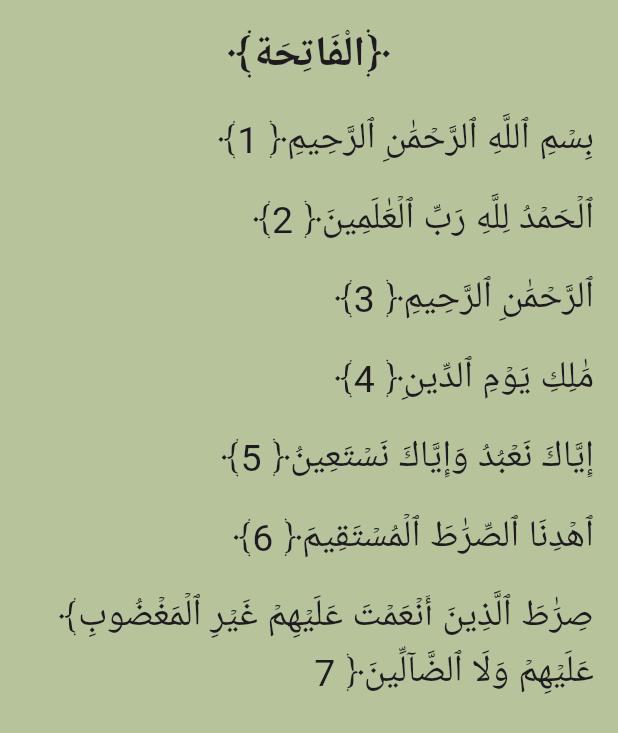
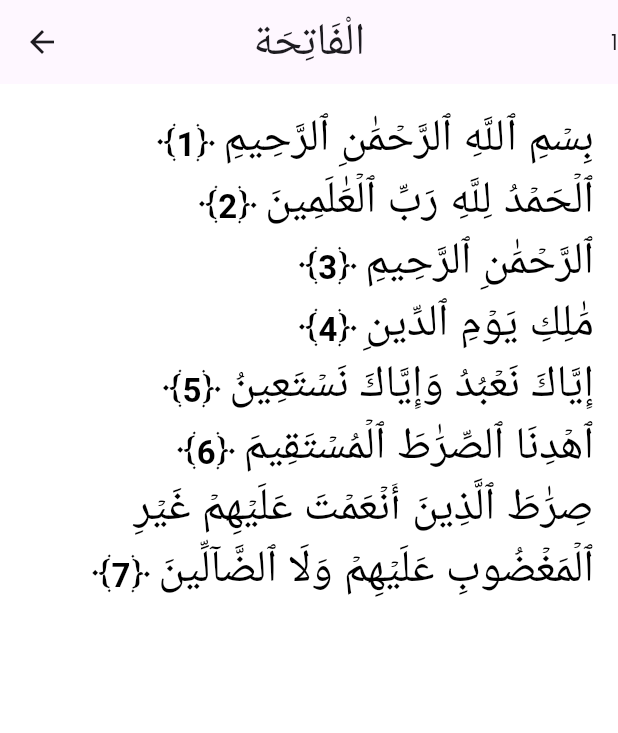
Before and after one commit to taha-majdlawi/quran-app, a Flutter app: the QuranScreen screen opened directly with sample values from the repository, on a phone screen of 412 x 824 dp. Shown: the top 733 px of the screen. Run offline on Flutter 3.47's test engine with Material 3 defaults, Android fonts, the phone set to English and light mode, and no system bars; our stand-ins replace firebase_auth, firebase_core, modal_progress_hud_nsn; accounts and stored records are empty; Roboto replaces fonts that are missing (Amiri Quran, QuranFont); project files that could hold a hidden picture were left out.

Commit message:
create show ayah widget

```diff
--- a/lib/screens/quran_screen.dart
+++ b/lib/screens/quran_screen.dart
@@ -4,6 +4,7 @@ import 'package:flutter/material.dart';
 import 'package:flutter/services.dart';
 import 'package:quran_app/constents.dart';
 import 'package:quran_app/models/surah_model.dart';
+import 'package:quran_app/widgets/show_ayah_widget.dart';
 
 class QuranScreen extends StatefulWidget {
   const QuranScreen({
@@ -45,42 +46,35 @@ class _QuranScreenState extends State<QuranScreen> {
             ),
           )
         : Scaffold(
-
-            backgroundColor: kPrimaryColor,
+            appBar: AppBar(
+              title: Text(
+                surahs[currentIndex].surahName,
+                style: TextStyle(
+                  fontFamily: 'Amiri Quran',
+                  fontSize: 30,
+                ),
+              ),
+              actions: [
+                Text(widget.sura.ayahs[0].pageNumber.toString()),
+              ],
+              centerTitle: true,
+            ),
+            backgroundColor: Colors.white,
             body: PageView.builder(
               controller: _pageController,
               itemCount: surahs.length,
               onPageChanged: (index) {
-
-                  currentIndex = index;
-                  loadSurahData(surahNumber: ++index);
-
+                print(_pageController.page);
+                currentIndex = index;
+                loadSurahData(surahNumber: ++index);
+                setState(() {});
               },
               itemBuilder: (context, index) {
                 SurahModel sura = surahs[index];
 
                 return Padding(
                   padding: EdgeInsets.all(16.0),
-                  child: ListView(
-                    children: [
-                      Text(
-                        '﴾' + sura.surahName + '﴿',
-                        textAlign: TextAlign.center,
-                        style: TextStyle(
-                            fontSize: 28, fontWeight: FontWeight.bold),
-                      ),
-                      SizedBox(height: 10),
-                      ...widget.sura.ayahs!.map((ayah) => Padding(
-                            padding: EdgeInsets.symmetric(vertical: 8.0),
-                            child: Text(
-                              ' ﴾${ayah.text}﴿ ${ayah.ayahNumber}',
-                              textAlign: TextAlign.right,
-                              style: TextStyle(
-                                  fontSize: 25, fontFamily: 'QuranFont'),
-                            ),
-                          )),
-                    ],
-                  ),
+                  child: show_ayah_widget(widget: widget),
                 );
               },
             ),
@@ -104,8 +98,6 @@ class _QuranScreenState extends State<QuranScreen> {
         widget.sura.ayahs.add(Ayah.fromJson(json['verses'][i]));
         print(Ayah.fromJson(json['verses'][i]));
       }
-    }else{
-
-    }
+    } else {}
   }
 }
--- /dev/null
+++ b/lib/widgets/show_ayah_widget.dart
@@ -0,0 +1,52 @@
+
+import 'dart:ui';
+
+import 'package:flutter/material.dart';
+import 'package:quran_app/screens/quran_screen.dart';
+
+class show_ayah_widget extends StatelessWidget {
+  const show_ayah_widget({
+    super.key,
+    required this.widget,
+  });
+
+  final QuranScreen widget;
+
+  @override
+  Widget build(BuildContext context) {
+    return ListView(
+
+      scrollDirection: Axis.vertical,
+      children: [
+        ...widget.sura.ayahs!.map(
+          (ayah) => Padding(
+            padding: EdgeInsets.symmetric(vertical: 0),
+            child: Directionality(
+              // لضمان اتجاه النص من اليمين إلى اليسار
+              textDirection: TextDirection.rtl,
+              child: RichText(
+                textAlign: TextAlign.right,
+                text: TextSpan(
+                  style: TextStyle(
+                      fontSize: 30,
+                      fontFamily: 'Amiri Quran',
+                      color: Colors.black),
+                  children: [
+                    TextSpan(text: ayah.text), // نص الآية
+                    TextSpan(
+                      text:
+                          ' ﴿${ayah.ayahNumber}﴾', // رقم الآية داخل القوسين
+                      style: TextStyle(
+                          fontSize: 22,
+                          fontWeight: FontWeight.bold),
+                    ),
+                  ],
+                ),
+              ),
+            ),
+          ),
+        ),
+      ],
+    );
+  }
+}
--- a/pubspec.yaml
+++ b/pubspec.yaml
@@ -83,6 +83,12 @@ flutter:
     - family: Lalezar
       fonts:
         - asset: assets/fonts/Lalezar-Regular.ttf
+    - family: Amiri Quran
+      fonts:
+        - asset: assets/fonts/AmiriQuran-Regular.ttf
+    - family: aa
+      fonts:
+        - asset: assets/fonts/QuranSurah2-7Bov4.ttf
   #
   # For details regarding fonts from package dependencies,
   # see https://flutter.dev/to/font-from-package
```
Also changed, not shown: assets/fonts/AmiriQuran-Regular.ttf (added), assets/fonts/QuranSurah2-7Bov4.ttf (added).
